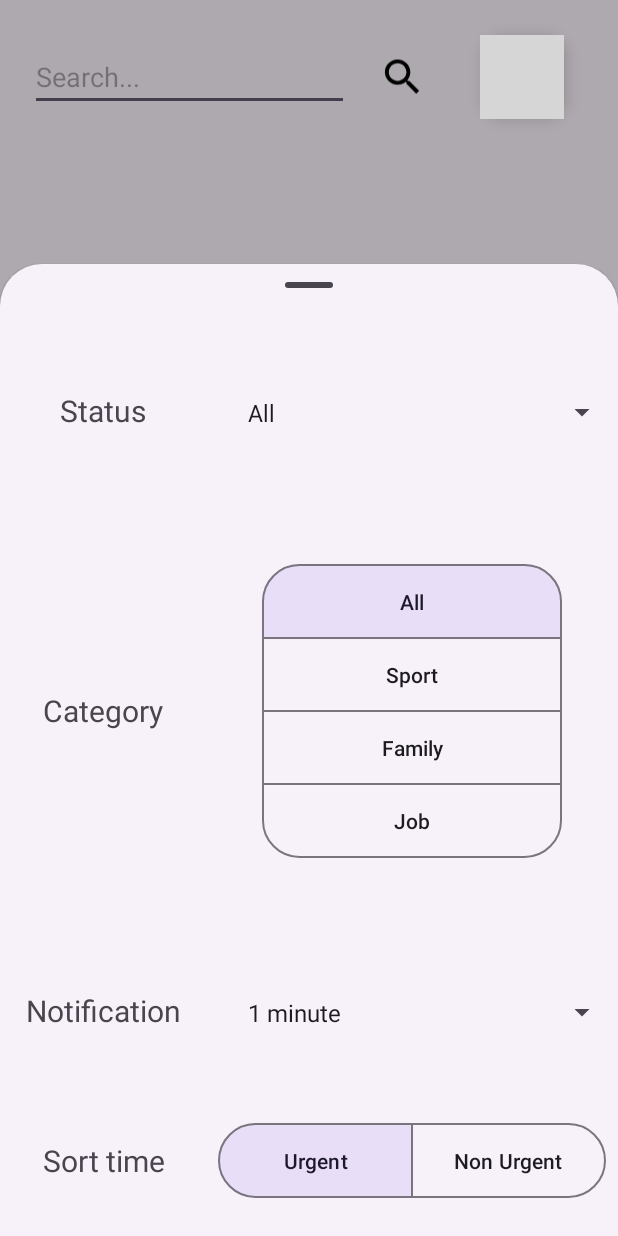
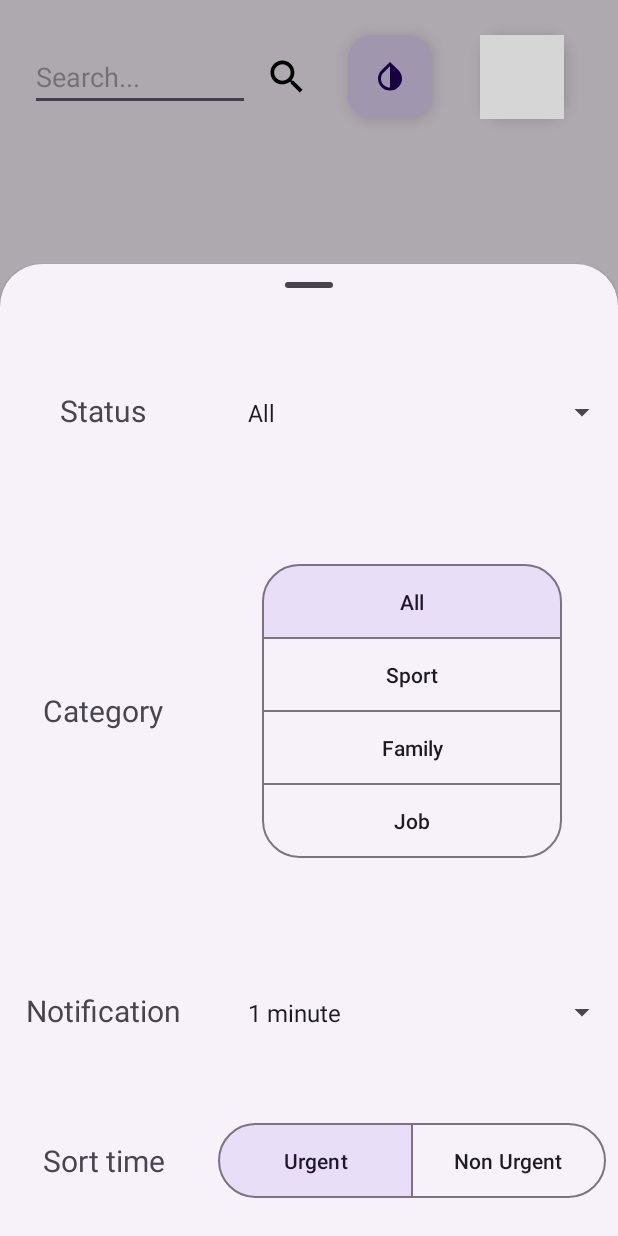
Before and after one commit to m4tiss/ToDoList, an Android app: the screen it shows after launch (MainActivity), after a tap on an icon or button, on a phone screen of 412 x 824 dp. Run offline under Robolectric (Android 15) with nearby library versions, the light colour scheme and no system bars; grey boxes are pictures that could not be loaded.

Commit message:
add button to change color of tasks

```diff
--- a/app/src/main/java/com/example/todolist/MainActivity.kt
+++ b/app/src/main/java/com/example/todolist/MainActivity.kt
@@ -6,7 +6,6 @@ import android.content.pm.PackageManager
 import android.os.Build
 import android.os.Bundle
 import android.widget.EditText
-import android.widget.ImageView
 import androidx.activity.enableEdgeToEdge
 import androidx.activity.result.contract.ActivityResultContracts
 import androidx.appcompat.app.AppCompatActivity
@@ -24,6 +23,9 @@ import android.Manifest
 import android.app.NotificationManager
 import android.content.Intent
 import android.content.SharedPreferences
+import android.text.Editable
+import android.text.TextWatcher
+import android.widget.ImageView
 import android.widget.Toast
 import androidx.appcompat.app.AlertDialog
 import androidx.core.app.NotificationManagerCompat
@@ -32,11 +34,12 @@ import com.example.todolist.database.TaskModel
 class MainActivity : AppCompatActivity() {
 
     lateinit var bottomSheetFragment : ModalBottomSheet
-    private lateinit var settingsImageView: ImageView
+    private lateinit var settingsActionButton: FloatingActionButton
     lateinit var recyclerTasks: RecyclerView
     lateinit var addTask: FloatingActionButton
+    private lateinit var colorActionButton: FloatingActionButton
+    private lateinit var searchText: EditText
     private lateinit var searchButton: ImageView
-    private lateinit var searchText: EditText
     private lateinit var databaseHandler: DatabaseHandler
     lateinit var tasksViewModel: TasksViewModel
     private lateinit var tasksRepositoryImpl: TasksRepositoryImpl
@@ -51,7 +54,7 @@ class MainActivity : AppCompatActivity() {
         }
     }
 
-    @SuppressLint("MissingInflatedId")
+    @SuppressLint("MissingInflatedId", "NotifyDataSetChanged")
     override fun onCreate(savedInstanceState: Bundle?) {
         super.onCreate(savedInstanceState)
         enableEdgeToEdge()
@@ -66,7 +69,8 @@ class MainActivity : AppCompatActivity() {
 
 
 
-        settingsImageView = findViewById(R.id.settingsIcon)
+        settingsActionButton = findViewById(R.id.settingsIcon)
+        colorActionButton = findViewById(R.id.colorIcon)
         addTask = findViewById(R.id.addTask)
         searchButton = findViewById(R.id.searchButton)
         searchText = findViewById(R.id.searchText)
@@ -145,9 +149,19 @@ class MainActivity : AppCompatActivity() {
         recyclerTasks.adapter = adapterRecycler
         adapterRecycler.itemTouchHelper.attachToRecyclerView(recyclerTasks)
 
-        settingsImageView.setOnClickListener {
+        settingsActionButton.setOnClickListener {
             searchText.text.clear()
             showBottomSheet()
+        }
+        colorActionButton.setOnClickListener {
+            val currentColorName = sharedPreferences.getString("TaskColor", TaskColor.RED.colorName)
+            val currentColor = TaskColor.entries.find { it.colorName.equals(currentColorName, ignoreCase = true) }
+                ?: TaskColor.RED
+
+            val nextColor = TaskColor.nextColor(currentColor)
+            sharedPreferences.edit().putString("TaskColor", nextColor.colorName).apply()
+
+            adapterRecycler.notifyDataSetChanged()
         }
 
         if (!checkPermission()) {
@@ -248,6 +262,9 @@ class MainActivity : AppCompatActivity() {
         if (!sharedPreferences.contains("Status")) {
             sharedPreferences.edit().putString("Status", "All").apply()
         }
+        if (!sharedPreferences.contains("TaskColor")) {
+            sharedPreferences.edit().putString("TaskColor", "RED").apply()
+        }
     }
 
     fun filterTasks() {
--- a/app/src/main/java/com/example/todolist/adapters/TasksAdapter.kt
+++ b/app/src/main/java/com/example/todolist/adapters/TasksAdapter.kt
@@ -3,11 +3,13 @@ package com.example.todolist.adapters
 import android.annotation.SuppressLint
 import android.app.AlertDialog
 import android.content.Context
+import android.content.SharedPreferences
 import android.view.LayoutInflater
 import android.view.View
 import android.view.ViewGroup
 import android.widget.CheckBox
 import android.widget.ImageView
+import android.widget.LinearLayout
 import android.widget.ListView
 import android.widget.TextView
 import androidx.recyclerview.widget.ItemTouchHelper
@@ -22,7 +24,13 @@ class TasksAdapter(private val context: Context,
                     private val onTaskItemClick: (Int) -> Unit):
     RecyclerView.Adapter<TasksAdapter.TaskViewHolder>() {
 
+
+    private val sharedPreferences: SharedPreferences =
+        context.getSharedPreferences("com.example.todolist.preferences", Context.MODE_PRIVATE)
+
+
     inner class TaskViewHolder(itemView: View) : RecyclerView.ViewHolder(itemView) {
+        val taskLayout: LinearLayout = itemView.findViewById(R.id.taskLayout)
         val taskTitleTextView: TextView = itemView.findViewById(R.id.taskTitle)
         val checkBox: CheckBox = itemView.findViewById(R.id.checkbox)
         val attachmentIcon: ImageView = itemView.findViewById(R.id.attachmentIcon)
@@ -38,6 +46,13 @@ class TasksAdapter(private val context: Context,
         val currentTask = taskList[position]
         holder.taskTitleTextView.text = currentTask.title
         holder.checkBox.isChecked = currentTask.completed == 1
+
+        val backgroundColor = sharedPreferences.getString("TaskColor", "RED")
+        when (backgroundColor) {
+            "RED" -> holder.taskLayout.setBackgroundResource(R.drawable.task_item_background_red)
+            "BLUE" -> holder.taskLayout.setBackgroundResource(R.drawable.task_item_background_blue)
+            "ORANGE" ->  holder.taskLayout.setBackgroundResource(R.drawable.task_item_background_orange)
+        }
 
         holder.checkBox.setOnClickListener {
             val taskId = currentTask.id
--- a/app/src/main/java/com/example/todolist/fragments/FragmentAddTask.kt
+++ b/app/src/main/java/com/example/todolist/fragments/FragmentAddTask.kt
@@ -17,7 +17,6 @@ import java.util.Calendar
 import java.util.Date
 import androidx.activity.result.contract.ActivityResultContracts
 import androidx.appcompat.widget.SwitchCompat
-import androidx.core.net.toUri
 import com.bumptech.glide.Glide
 import com.example.todolist.database.TaskModel
 import com.example.todolist.viewModels.TasksViewModel
--- /dev/null
+++ b/app/src/main/res/drawable/ic_color.xml
@@ -0,0 +1,5 @@
+<vector xmlns:android="http://schemas.android.com/apk/res/android" android:height="24dp" android:tint="#000000" android:viewportHeight="24" android:viewportWidth="24" android:width="24dp">
+
+    <path android:fillColor="@android:color/white" android:pathData="M12,3c-4.97,0 -9,4.03 -9,9s4.03,9 9,9c0.83,0 1.5,-0.67 1.5,-1.5 0,-0.39 -0.15,-0.74 -0.39,-1.01 -0.23,-0.26 -0.38,-0.61 -0.38,-0.99 0,-0.83 0.67,-1.5 1.5,-1.5L16,16c2.76,0 5,-2.24 5,-5 0,-4.42 -4.03,-8 -9,-8zM6.5,12c-0.83,0 -1.5,-0.67 -1.5,-1.5S5.67,9 6.5,9 8,9.67 8,10.5 7.33,12 6.5,12zM9.5,8C8.67,8 8,7.33 8,6.5S8.67,5 9.5,5s1.5,0.67 1.5,1.5S10.33,8 9.5,8zM14.5,8c-0.83,0 -1.5,-0.67 -1.5,-1.5S13.67,5 14.5,5s1.5,0.67 1.5,1.5S15.33,8 14.5,8zM17.5,12c-0.83,0 -1.5,-0.67 -1.5,-1.5S16.67,9 17.5,9s1.5,0.67 1.5,1.5 -0.67,1.5 -1.5,1.5z"/>
+
+</vector>
--- /dev/null
+++ b/app/src/main/res/drawable/ic_color_2.xml
@@ -0,0 +1,5 @@
+<vector xmlns:android="http://schemas.android.com/apk/res/android" android:height="24dp" android:tint="#000000" android:viewportHeight="24" android:viewportWidth="24" android:width="24dp">
+
+    <path android:fillColor="@android:color/white" android:pathData="M12,4.81L12,19c-3.31,0 -6,-2.63 -6,-5.87c0,-1.56 0.62,-3.03 1.75,-4.14L12,4.81M6.35,7.56L6.35,7.56C4.9,8.99 4,10.96 4,13.13C4,17.48 7.58,21 12,21c4.42,0 8,-3.52 8,-7.87c0,-2.17 -0.9,-4.14 -2.35,-5.57l0,0L12,2L6.35,7.56z"/>
+
+</vector>
--- /dev/null
+++ b/app/src/main/res/drawable/task_item_background_orange.xml
@@ -0,0 +1,6 @@
+<?xml version="1.0" encoding="utf-8"?>
+<shape xmlns:android="http://schemas.android.com/apk/res/android"
+    android:shape="rectangle">
+    <solid android:color="#F3A738" />
+    <corners android:radius="20dp" />
+</shape>
--- /dev/null
+++ b/app/src/main/res/drawable/task_item_background_red.xml
@@ -0,0 +1,6 @@
+<?xml version="1.0" encoding="utf-8"?>
+<shape xmlns:android="http://schemas.android.com/apk/res/android"
+    android:shape="rectangle">
+    <solid android:color="#E73725" />
+    <corners android:radius="20dp" />
+</shape>
--- a/app/src/main/res/layout-land/activity_main.xml
+++ b/app/src/main/res/layout-land/activity_main.xml
@@ -34,6 +34,15 @@
                 android:src="@drawable/ic_search" />
 
             <com.google.android.material.floatingactionbutton.FloatingActionButton
+                android:id="@+id/colorIcon"
+                android:layout_width="wrap_content"
+                android:layout_height="wrap_content"
+                android:layout_margin="16dp"
+                android:clickable="true"
+                android:src="@drawable/ic_color"
+                android:layout_gravity="center"/>
+
+            <com.google.android.material.floatingactionbutton.FloatingActionButton
                 android:id="@+id/settingsIcon"
                 android:layout_width="wrap_content"
                 android:layout_height="wrap_content"
--- a/app/src/main/res/layout/activity_main.xml
+++ b/app/src/main/res/layout/activity_main.xml
@@ -30,8 +30,17 @@
                     android:id="@+id/searchButton"
                     android:layout_width="0dp"
                     android:layout_height="match_parent"
-                    android:padding="20sp"
+                    android:padding="10sp"
                     android:src="@drawable/ic_search" />
+
+                <com.google.android.material.floatingactionbutton.FloatingActionButton
+                    android:id="@+id/colorIcon"
+                    android:layout_width="wrap_content"
+                    android:layout_height="wrap_content"
+                    android:layout_margin="16dp"
+                    android:clickable="true"
+                    android:src="@drawable/ic_color_2"
+                    android:layout_gravity="center"/>
 
                 <com.google.android.material.floatingactionbutton.FloatingActionButton
                     android:id="@+id/settingsIcon"
--- a/app/src/main/res/layout/fragment_details.xml
+++ b/app/src/main/res/layout/fragment_details.xml
@@ -27,9 +27,10 @@
 
             <LinearLayout
                 android:layout_width="match_parent"
+                android:id="@+id/taskDetailLayout"
                 android:layout_height="wrap_content"
                 android:orientation="vertical"
-                android:background="@drawable/title_description_panel">
+                android:background="@drawable/title_description_panel_blue">
                 <TextView
                     android:layout_width="match_parent"
                     android:layout_height="60sp"
--- a/app/src/main/res/layout/task_item.xml
+++ b/app/src/main/res/layout/task_item.xml
@@ -2,8 +2,8 @@
 <LinearLayout
     android:layout_width="match_parent"
     android:layout_height="70sp"
-    android:id="@+id/Day1"
-    android:background="@drawable/task_item_background"
+    android:id="@+id/taskLayout"
+    android:background="@drawable/task_item_background_red"
     android:layout_margin="20dp"
     xmlns:android="http://schemas.android.com/apk/res/android">
     <CheckBox
```
Also changed, not shown: app/src/main/java/com/example/todolist/TaskColor.kt (added, +17 -0 lines), app/src/main/java/com/example/todolist/fragments/FragmentTaskDetails.kt (+12 -0 lines), app/src/main/res/drawable/title_description_panel_orange.xml (added, +10 -0 lines), app/src/main/res/drawable/title_description_panel_red.xml (added, +10 -0 lines), app/src/main/res/drawable/task_item_background_blue.xml (renamed from app/src/main/res/drawable/task_item_background.xml), app/src/main/res/drawable/title_description_panel_blue.xml (renamed from app/src/main/res/drawable/title_description_panel.xml).
